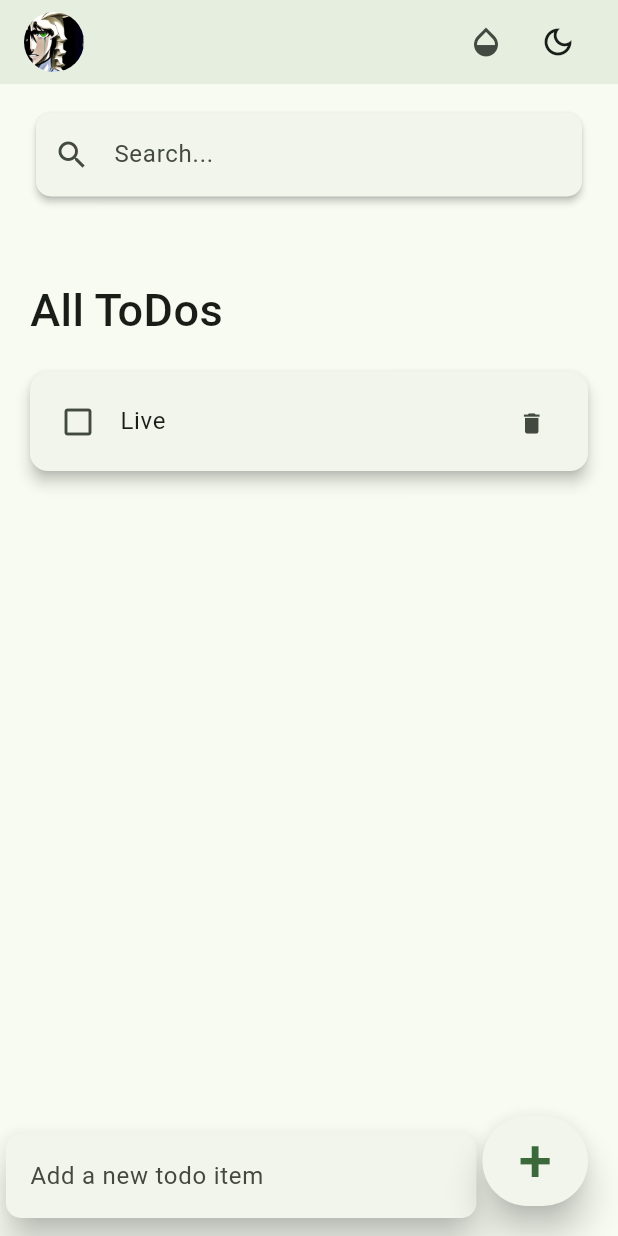
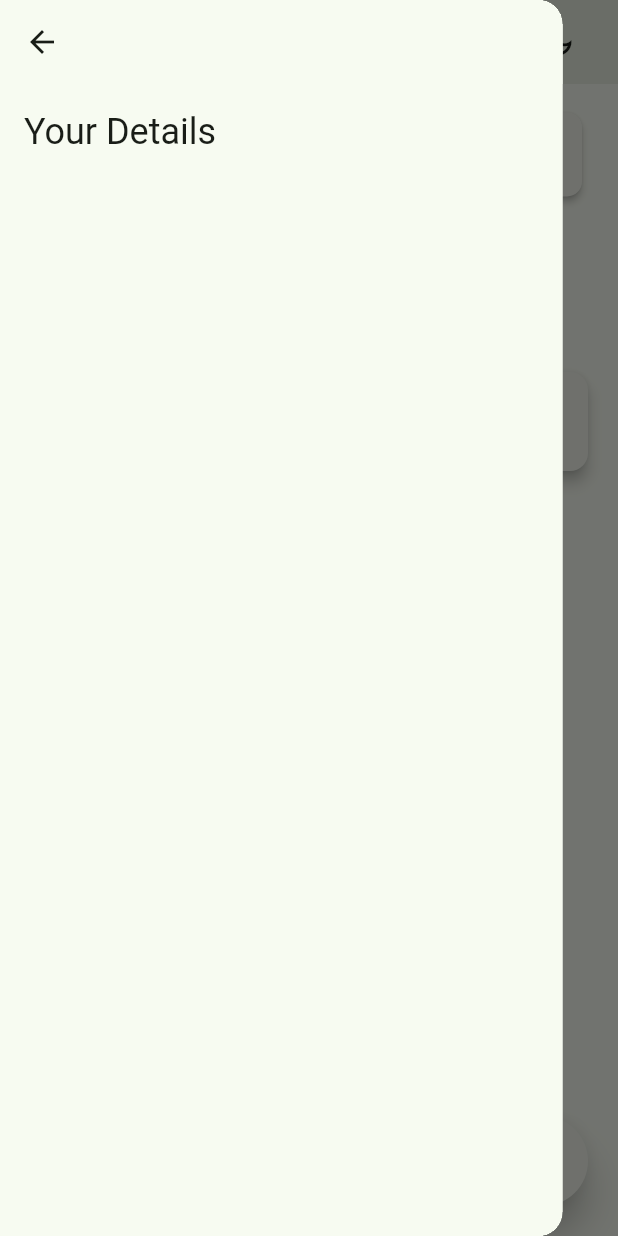
Before and after one commit to Kurocifer/TaskNest, a Flutter app: the screen it shows after launch, with the side drawer open (before the commit the screen has no drawer), on a phone screen of 412 x 824 dp. Run offline on Flutter 3.47's test engine with Material 3 defaults, Android fonts, the phone set to English and light mode, and no system bars.

Commit message:
Add a drawer page
- Add a drawer page to show the user's details. This page opens when the
  profile picture is clicked.

```diff
--- /dev/null
+++ b/task_nest/lib/screens/account_details_page.dart
@@ -0,0 +1,39 @@
+import 'package:flutter/material.dart';
+
+class AccountDetailsPage extends StatefulWidget {
+  const AccountDetailsPage({super.key});
+
+  @override
+  State<AccountDetailsPage> createState() => _AccountDetailsPageState();
+}
+
+class _AccountDetailsPageState extends State<AccountDetailsPage> {
+  @override
+  Widget build(BuildContext context) {
+    final TextTheme = Theme.of(context)
+        .textTheme
+        .apply(displayColor: Theme.of(context).colorScheme.onSurface);
+
+    return Scaffold(
+      appBar: AppBar(
+        leading: IconButton(
+          icon: const Icon(Icons.arrow_back),
+          onPressed: () => Navigator.of(context).pop(),
+        ),
+      ),
+
+      body: Padding(
+        padding: const EdgeInsets.all(16.0),
+        child: Column(
+          crossAxisAlignment: CrossAxisAlignment.stretch,
+          children: [
+            Text(
+              'Your Details',
+              style: TextTheme.headlineSmall,
+            ),
+          ],
+        ),
+      )
+    );
+  }
+}
--- a/task_nest/lib/screens/home.dart
+++ b/task_nest/lib/screens/home.dart
@@ -2,12 +2,13 @@ import 'package:flutter/material.dart';
 import 'package:task_nest/components/color_button.dart';
 import 'package:task_nest/components/theme_button.dart';
 import 'package:task_nest/constants/colors.dart';
+import 'package:task_nest/screens/account_details_page.dart';
 
 import '../model/todo.dart';
 import '../widgets/todo_item.dart';
 
-String _notFoundMessage =
-    ""; // the message to be returned when search matches no existing todo
+String _notFoundMessage = ""; // the message to be returned when search matches no existing todo
+Size? screenSize;
 
 class Home extends StatefulWidget {
   final void Function(bool useLightMode) changeTheme;
@@ -26,9 +27,11 @@ class Home extends StatefulWidget {
 }
 
 class _HomeState extends State<Home> {
+  List<ToDo> _foundToDo = [];
   final todosList = ToDo.todoList();
-  List<ToDo> _foundToDo = [];
   final _todoController = TextEditingController();
+  final GlobalKey<ScaffoldState> scaffoldKey = GlobalKey<ScaffoldState>();
+  static const double drawerWidth = 375.0;
 
   @override
   void initState() {
@@ -44,6 +47,8 @@ class _HomeState extends State<Home> {
 
     return Scaffold(
       backgroundColor: Theme.of(context).colorScheme.surface,
+      key: scaffoldKey,
+      drawer: _buildDrawer(),
       appBar: _buildAppBar(),
       body: Stack(
         children: [
@@ -78,9 +83,9 @@ class _HomeState extends State<Home> {
                             style: textTheme.titleLarge,
                           ),
                         ),
-                      for (ToDo todoo in _foundToDo.reversed)
+                      for (ToDo todoItem in _foundToDo.reversed)
                         ToDoItem(
-                          todo: todoo,
+                          todo: todoItem,
                           onToDoChanged: _handleToDoChange,
                           onDeleteItem: _deleteToDoItem,
                         ),
@@ -133,6 +138,10 @@ class _HomeState extends State<Home> {
         ],
       ),
     );
+  }
+
+  void openDrawer() {
+    scaffoldKey.currentState!.openDrawer();
   }
 
   void _handleToDoChange(ToDo todo) {
@@ -196,29 +205,37 @@ class _HomeState extends State<Home> {
           contentPadding: EdgeInsets.all(16.0),
           prefixIcon: Icon(Icons.search),
         ),
-        ));
+      ),
+    );
+  }
+
+  Widget _buildDrawer() {
+    return const SizedBox(
+      width: drawerWidth,
+
+      child: Drawer(
+        child: AccountDetailsPage(),
+      ),
+    );
   }
 
   AppBar _buildAppBar() {
     return AppBar(
       backgroundColor: Theme.of(context).colorScheme.surface,
       elevation: 4.0,
-      title: Row(
-        mainAxisAlignment: MainAxisAlignment.spaceBetween,
-        children: [
-          /*
-          const Icon(
-            Icons.menu,
-            size: 30,
-          ),*/
-          SizedBox(
+      leading: IconButton(
+        icon: SizedBox(
           height: 40.0,
           width: 40.0,
           child: ClipRRect(
               borderRadius: BorderRadius.circular(20.0),
-              child: Image.asset('assets/images/cifer.png'),
+              child: Image.asset('assets/images/cifer.png')),
         ),
+        onPressed: openDrawer,
       ),
+      title: Row(
+        mainAxisAlignment: MainAxisAlignment.end,
+        children: [
           Row(
             children: [
               ColorButton(
```
Lines whose indentation alone changed are shown as unchanged.
